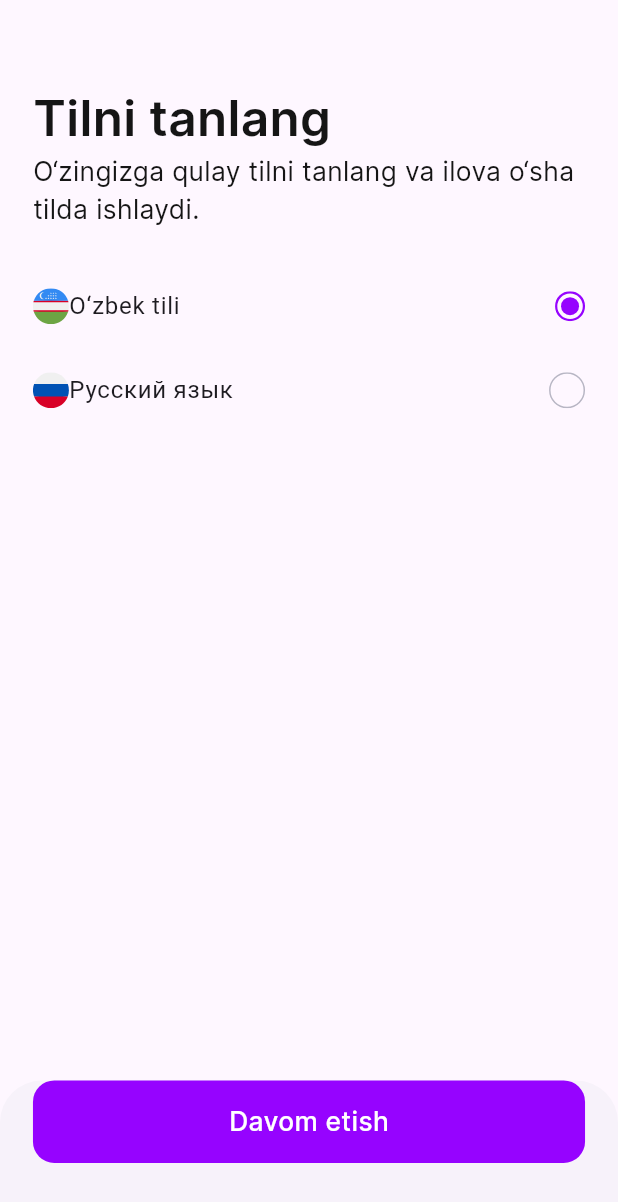
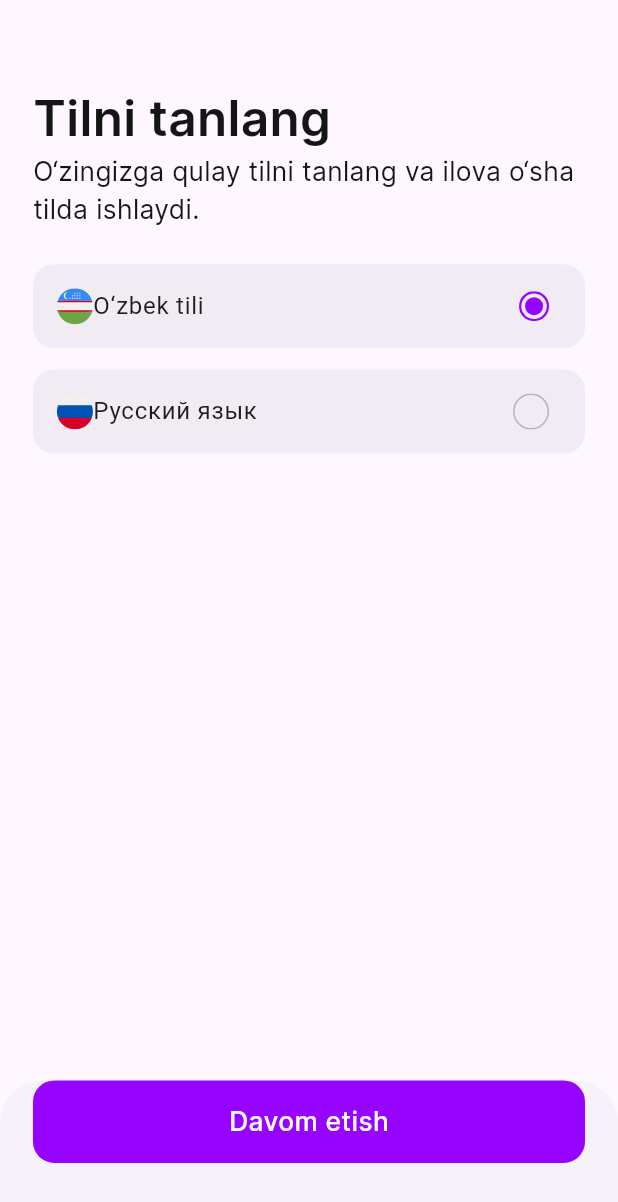
Before and after one commit to Mukhiddin3888/sfntaxi, a Flutter app: the screen it shows after launch, on a phone screen of 412 x 824 dp. Shown: the top 1202 px of the screen. Run offline on Flutter 3.47's test engine with Material 2 defaults, Android fonts, the phone set to English and light mode, and no system bars; our stand-ins replace connectivity_plus, dartz, easy_localization, flutter_bloc, flutter_easyloading, flutter_screenutil and 5 more; accounts and stored records are empty.

```diff
--- a/lib/presentation/pages/auth/choose_language.dart
+++ b/lib/presentation/pages/auth/choose_language.dart
@@ -6,7 +6,6 @@ import 'package:sfntaxi/presentation/styles/theme.dart';
 import 'package:sfntaxi/presentation/styles/theme_warpper.dart';
 import 'package:sfntaxi/presentation/widgets/custom_cta_button.dart';
 
-import '../../routes/routes.dart';
 
 
 class ChooseLanguagePage extends StatefulWidget {
@@ -33,7 +32,12 @@ class _ChooseLanguagePageState extends State<ChooseLanguagePage> {
                   SizedBox(
                     height: 24.h,
                   ),
-                  ListTile(
+                  Container(
+                    decoration: BoxDecoration(
+                      borderRadius: BorderRadius.circular(14),
+                      color: colors.grey.withOpacity(0.12)
+                    ),
+                    child: ListTile(
                       onTap: () async {
 
                         // await context.setLocale(const Locale('uz','UZ'));
@@ -44,7 +48,6 @@ class _ChooseLanguagePageState extends State<ChooseLanguagePage> {
 
                       },
                       minVerticalPadding: 0,
-                    contentPadding: EdgeInsets.zero,
                       horizontalTitleGap: 0,
                       leading: SvgPicture.asset(
                         icons.uzb,
@@ -53,7 +56,16 @@ class _ChooseLanguagePageState extends State<ChooseLanguagePage> {
                       trailing: SvgPicture.asset(icons.selectedRadio),
                       // trailing: index == 0 ? SvgPicture.asset(icons.selectedRadio): SvgPicture.asset(icons.selectRadio),
                     ),
-                  ListTile(
+                  ),
+                  SizedBox(
+                    height: 14.h,
+                  ),
+                  Container(
+                    decoration: BoxDecoration(
+                        borderRadius: BorderRadius.circular(14),
+                        color: colors.grey.withOpacity(0.12)
+                    ),
+                    child: ListTile(
                       onTap: () async {
                         // await context.setLocale(const Locale('ru','RU'));
 
@@ -66,7 +78,6 @@ class _ChooseLanguagePageState extends State<ChooseLanguagePage> {
 
                       },
                       minVerticalPadding: 0,
-                    contentPadding: EdgeInsets.zero,
                       horizontalTitleGap: 0,
                       leading: SvgPicture.asset(
                         icons.russian,
@@ -74,6 +85,7 @@ class _ChooseLanguagePageState extends State<ChooseLanguagePage> {
                       title: const Text('Русский язык'),
                       // trailing:index == 1 ? SvgPicture.asset(icons.selectedRadio): SvgPicture.asset(icons.selectRadio),
                       trailing: SvgPicture.asset(icons.selectRadio),
+                    ),
                   ),
 
                 ],
```
Lines whose indentation alone changed are shown as unchanged.
